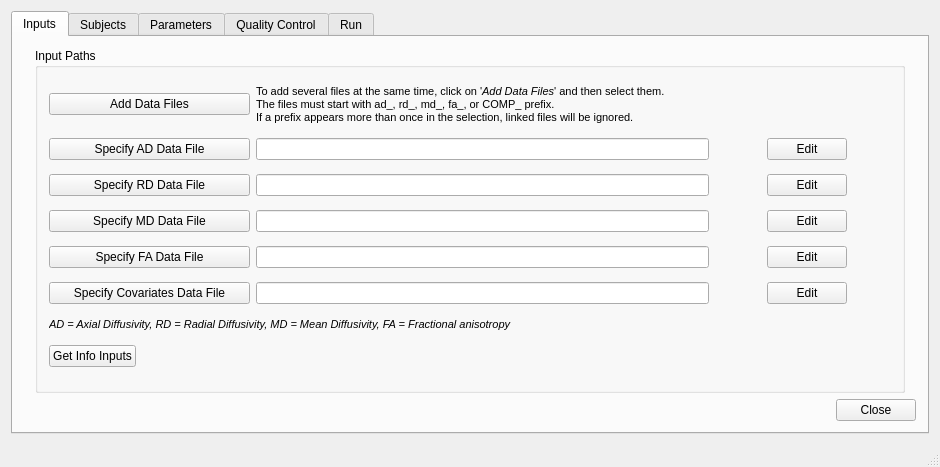
This is FADTTSWindow.ui in jeantm/FADTTS as Qt 5 draws it before an edit. The edited form follows.
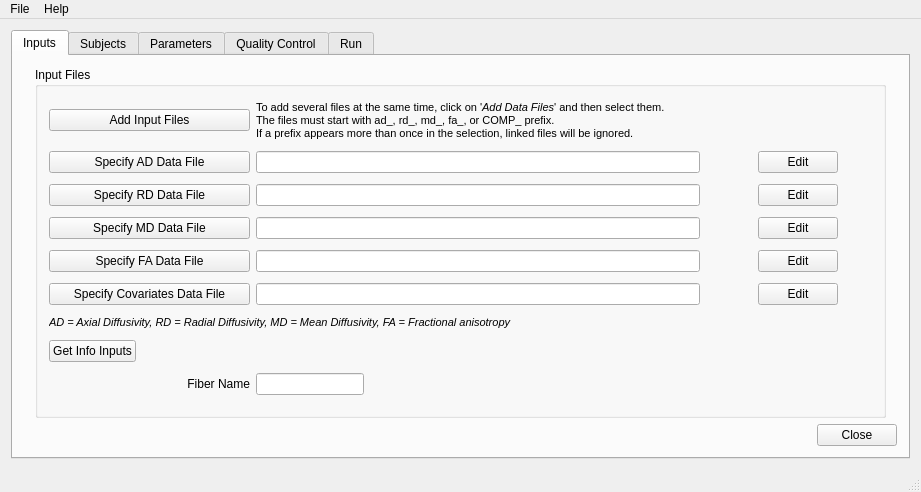
This is the edited form.

Commit message: Project FADTTS 3rd commit

```diff
--- a/FADTTSWindow.ui
+++ b/FADTTSWindow.ui
@@ -9,12 +9,12 @@
    <rect>
     <x>0</x>
     <y>0</y>
-    <width>940</width>
-    <height>467</height>
+    <width>921</width>
+    <height>492</height>
    </rect>
   </property>
   <property name="sizePolicy">
-   <sizepolicy hsizetype="Preferred" vsizetype="Preferred">
+   <sizepolicy hsizetype="Preferred" vsizetype="Expanding">
     <horstretch>0</horstretch>
     <verstretch>0</verstretch>
    </sizepolicy>
@@ -108,7 +108,7 @@
               </sizepolicy>
              </property>
              <property name="title">
-              <string>Input Paths</string>
+              <string>Input Files</string>
              </property>
              <layout class="QGridLayout" name="gridLayout_4">
               <property name="topMargin">
@@ -120,22 +120,95 @@
               <property name="verticalSpacing">
                <number>6</number>
               </property>
-              <item row="5" column="0">
-               <widget class="QPushButton" name="inputFAfile_pushButton">
+              <item row="4" column="6">
+               <widget class="QPushButton" name="inputsTab_editInputMDfile_pushButton">
                 <property name="sizePolicy">
                  <sizepolicy hsizetype="Fixed" vsizetype="Fixed">
                   <horstretch>0</horstretch>
                   <verstretch>0</verstretch>
                  </sizepolicy>
                 </property>
+                <property name="text">
+                 <string>Edit</string>
+                </property>
+               </widget>
+              </item>
+              <item row="5" column="1" colspan="3">
+               <widget class="QLineEdit" name="para_inputsTab_inputFAfile_lineEdit"/>
+              </item>
+              <item row="4" column="4">
+               <widget class="QLabel" name="inputsTab_iconInputMDFile_label">
+                <property name="sizePolicy">
+                 <sizepolicy hsizetype="Fixed" vsizetype="Preferred">
+                  <horstretch>0</horstretch>
+                  <verstretch>0</verstretch>
+                 </sizepolicy>
+                </property>
                 <property name="minimumSize">
                  <size>
+                  <width>20</width>
+                  <height>0</height>
+                 </size>
+                </property>
+                <property name="text">
+                 <string/>
+                </property>
+               </widget>
+              </item>
+              <item row="4" column="0">
+               <widget class="QPushButton" name="inputsTab_inputMDfile_pushButton">
+                <property name="sizePolicy">
+                 <sizepolicy hsizetype="Fixed" vsizetype="Fixed">
+                  <horstretch>0</horstretch>
+                  <verstretch>0</verstretch>
+                 </sizepolicy>
+                </property>
+                <property name="minimumSize">
+                 <size>
                   <width>201</width>
                   <height>0</height>
                  </size>
                 </property>
                 <property name="text">
-                 <string>Specify FA Data File</string>
+                 <string>Specify MD Data File</string>
+                </property>
+               </widget>
+              </item>
+              <item row="3" column="0">
+               <widget class="QPushButton" name="inputsTab_inputRDfile_pushButton">
+                <property name="sizePolicy">
+                 <sizepolicy hsizetype="Fixed" vsizetype="Fixed">
+                  <horstretch>0</horstretch>
+                  <verstretch>0</verstretch>
+                 </sizepolicy>
+                </property>
+                <property name="minimumSize">
+                 <size>
+                  <width>201</width>
+                  <height>0</height>
+                 </size>
+                </property>
+                <property name="text">
+                 <string>Specify RD Data File</string>
+                </property>
+               </widget>
+              </item>
+              <item row="5" column="4">
+               <widget class="QLabel" name="inputsTab_iconInputFAFile_label">
+                <property name="sizePolicy">
+                 <sizepolicy hsizetype="Fixed" vsizetype="Preferred">
+                  <horstretch>0</horstretch>
+                  <verstretch>0</verstretch>
+                 </sizepolicy>
+                </property>
+                <property name="minimumSize">
+                 <size>
+                  <width>20</width>
+                  <height>0</height>
+                 </size>
+                </property>
+                <property name="text">
+                 <string/>
                 </property>
                </widget>
               </item>
@@ -158,8 +231,11 @@
                 </property>
                </widget>
               </item>
-              <item row="5" column="6">
-               <widget class="QPushButton" name="editInputFAfile_pushButton">
+              <item row="4" column="1" colspan="3">
+               <widget class="QLineEdit" name="para_inputsTab_inputMDfile_lineEdit"/>
+              </item>
+              <item row="10" column="0" colspan="2">
+               <widget class="QPushButton" name="inputsTab_inputInfo_pushButton">
                 <property name="sizePolicy">
                  <sizepolicy hsizetype="Fixed" vsizetype="Fixed">
                   <horstretch>0</horstretch>
@@ -167,20 +243,70 @@
                  </sizepolicy>
                 </property>
                 <property name="text">
-                 <string>Edit</string>
+                 <string>Get Info Inputs</string>
                 </property>
                </widget>
               </item>
-              <item row="7" column="6" colspan="2">
-               <widget class="QPushButton" name="editInputCOMPfile_pushButton">
+              <item row="7" column="4">
+               <widget class="QLabel" name="inputsTab_iconInputCOMPFile_label">
                 <property name="sizePolicy">
+                 <sizepolicy hsizetype="Fixed" vsizetype="Preferred">
+                  <horstretch>0</horstretch>
+                  <verstretch>0</verstretch>
+                 </sizepolicy>
+                </property>
+                <property name="minimumSize">
+                 <size>
+                  <width>20</width>
+                  <height>0</height>
+                 </size>
+                </property>
+                <property name="text">
+                 <string/>
+                </property>
+               </widget>
+              </item>
+              <item row="7" column="0">
+               <widget class="QPushButton" name="inputsTab_inputCOMPfile_pushButton">
+                <property name="sizePolicy">
                  <sizepolicy hsizetype="Fixed" vsizetype="Fixed">
                   <horstretch>0</horstretch>
                   <verstretch>0</verstretch>
                  </sizepolicy>
                 </property>
+                <property name="minimumSize">
+                 <size>
+                  <width>201</width>
+                  <height>0</height>
+                 </size>
+                </property>
+                <property name="baseSize">
+                 <size>
+                  <width>0</width>
+                  <height>0</height>
+                 </size>
+                </property>
                 <property name="text">
-                 <string>Edit</string>
+                 <string>Specify Covariates Data File</string>
+                </property>
+               </widget>
+              </item>
+              <item row="1" column="4">
+               <widget class="QLabel" name="inputsTab_iconInputADFile_label">
+                <property name="sizePolicy">
+                 <sizepolicy hsizetype="Fixed" vsizetype="Preferred">
+                  <horstretch>0</horstretch>
+                  <verstretch>0</verstretch>
+                 </sizepolicy>
+                </property>
+                <property name="minimumSize">
+                 <size>
+                  <width>20</width>
+                  <height>0</height>
+                 </size>
+                </property>
+                <property name="text">
+                 <string/>
                 </property>
                </widget>
               </item>
@@ -203,8 +329,40 @@
                 </property>
                </widget>
               </item>
+              <item row="5" column="0">
+               <widget class="QPushButton" name="inputsTab_inputFAfile_pushButton">
+                <property name="sizePolicy">
+                 <sizepolicy hsizetype="Fixed" vsizetype="Fixed">
+                  <horstretch>0</horstretch>
+                  <verstretch>0</verstretch>
+                 </sizepolicy>
+                </property>
+                <property name="minimumSize">
+                 <size>
+                  <width>201</width>
+                  <height>0</height>
+                 </size>
+                </property>
+                <property name="text">
+                 <string>Specify FA Data File</string>
+                </property>
+               </widget>
+              </item>
               <item row="3" column="6">
-               <widget class="QPushButton" name="editInputRDfile_pushButton">
+               <widget class="QPushButton" name="inputsTab_editInputRDfile_pushButton">
+                <property name="sizePolicy">
+                 <sizepolicy hsizetype="Fixed" vsizetype="Fixed">
+                  <horstretch>0</horstretch>
+                  <verstretch>0</verstretch>
+                 </sizepolicy>
+                </property>
+                <property name="text">
+                 <string>Edit</string>
+                </property>
+               </widget>
+              </item>
+              <item row="7" column="6" colspan="2">
+               <widget class="QPushButton" name="inputsTab_editInputCOMPfile_pushButton">
                 <property name="sizePolicy">
                  <sizepolicy hsizetype="Fixed" vsizetype="Fixed">
                   <horstretch>0</horstretch>
@@ -217,10 +375,14 @@
                </widget>
               </item>
               <item row="7" column="1" colspan="3">
-               <widget class="QLineEdit" name="para_inputCOMPfile_lineEdit"/>
+               <widget class="QLineEdit" name="para_inputsTab_inputCOMPfile_lineEdit">
+                <property name="text">
+                 <string/>
+                </property>
+               </widget>
               </item>
-              <item row="1" column="6">
-               <widget class="QPushButton" name="editInputADfile_pushButton">
+              <item row="5" column="6">
+               <widget class="QPushButton" name="inputsTab_editInputFAfile_pushButton">
                 <property name="sizePolicy">
                  <sizepolicy hsizetype="Fixed" vsizetype="Fixed">
                   <horstretch>0</horstretch>
@@ -232,88 +394,6 @@
                 </property>
                </widget>
               </item>
-              <item row="1" column="4">
-               <widget class="QLabel" name="iconInputADFile_label">
-                <property name="sizePolicy">
-                 <sizepolicy hsizetype="Fixed" vsizetype="Preferred">
-                  <horstretch>0</horstretch>
-                  <verstretch>0</verstretch>
-                 </sizepolicy>
-                </property>
-                <property name="minimumSize">
-                 <size>
-                  <width>20</width>
-                  <height>0</height>
-                 </size>
-                </property>
-                <property name="text">
-                 <string/>
-                </property>
-               </widget>
-              </item>
-              <item row="3" column="0">
-               <widget class="QPushButton" name="inputRDfile_pushButton">
-                <property name="sizePolicy">
-                 <sizepolicy hsizetype="Fixed" vsizetype="Fixed">
-                  <horstretch>0</horstretch>
-                  <verstretch>0</verstretch>
-                 </sizepolicy>
-                </property>
-                <property name="minimumSize">
-                 <size>
-                  <width>201</width>
-                  <height>0</height>
-                 </size>
-                </property>
-                <property name="text">
-                 <string>Specify RD Data File</string>
-                </property>
-               </widget>
-              </item>
-              <item row="4" column="4">
-               <widget class="QLabel" name="iconInputMDFile_label">
-                <property name="sizePolicy">
-                 <sizepolicy hsizetype="Fixed" vsizetype="Preferred">
-                  <horstretch>0</horstretch>
-                  <verstretch>0</verstretch>
-                 </sizepolicy>
-                </property>
-                <property name="minimumSize">
-                 <size>
-                  <width>20</width>
-                  <height>0</height>
-                 </size>
-                </property>
-                <property name="text">
-                 <string/>
-                </property>
-               </widget>
-              </item>
-              <item row="1" column="1" colspan="3">
-               <widget class="QLineEdit" name="para_inputADfile_lineEdit"/>
-              </item>
-              <item row="5" column="1" colspan="3">
-               <widget class="QLineEdit" name="para_inputFAfile_lineEdit"/>
-              </item>
-              <item row="7" column="4">
-               <widget class="QLabel" name="iconInputCOMPFile_label">
-                <property name="sizePolicy">
-                 <sizepolicy hsizetype="Fixed" vsizetype="Preferred">
-                  <horstretch>0</horstretch>
-                  <verstretch>0</verstretch>
-                 </sizepolicy>
-                </property>
-                <property name="minimumSize">
-                 <size>
-                  <width>20</width>
-                  <height>0</height>
-                 </size>
-                </property>
-                <property name="text">
-                 <string/>
-                </property>
-               </widget>
-              </item>
               <item row="0" column="0">
                <widget class="QPushButton" name="inputAddDataFiles_pushButton">
                 <property name="sizePolicy">
@@ -329,86 +409,26 @@
                  </size>
                 </property>
                 <property name="text">
-                 <string>Add Data Files</string>
+                 <string>Add Input Files</string>
                 </property>
                </widget>
               </item>
               <item row="3" column="1" colspan="3">
                <widget class="QLineEdit" name="para_inputRDfile_lineEdit"/>
               </item>
-              <item row="4" column="0">
-               <widget class="QPushButton" name="inputMDfile_pushButton">
-                <property name="sizePolicy">
-                 <sizepolicy hsizetype="Fixed" vsizetype="Fixed">
-                  <horstretch>0</horstretch>
-                  <verstretch>0</verstretch>
-                 </sizepolicy>
-                </property>
-                <property name="minimumSize">
-                 <size>
-                  <width>201</width>
-                  <height>0</height>
-                 </size>
-                </property>
-                <property name="text">
-                 <string>Specify MD Data File</string>
-                </property>
-               </widget>
+              <item row="1" column="1" colspan="3">
+               <widget class="QLineEdit" name="para_inputsTab_inputADfile_lineEdit"/>
               </item>
-              <item row="5" column="4">
-               <widget class="QLabel" name="iconInputFAFile_label">
+              <item row="9" column="0" colspan="3">
+               <widget class="QLabel" name="inputsTab_prefixMeaning_label">
                 <property name="sizePolicy">
-                 <sizepolicy hsizetype="Fixed" vsizetype="Preferred">
+                 <sizepolicy hsizetype="Preferred" vsizetype="Fixed">
                   <horstretch>0</horstretch>
                   <verstretch>0</verstretch>
                  </sizepolicy>
                 </property>
-                <property name="minimumSize">
-                 <size>
-                  <width>20</width>
-                  <height>0</height>
-                 </size>
-                </property>
                 <property name="text">
-                 <string/>
-                </property>
-               </widget>
-              </item>
-              <item row="4" column="6">
-               <widget class="QPushButton" name="editInputMDfile_pushButton">
-                <property name="sizePolicy">
-                 <sizepolicy hsizetype="Fixed" vsizetype="Fixed">
-                  <horstretch>0</horstretch>
-                  <verstretch>0</verstretch>
-                 </sizepolicy>
-                </property>
-                <property name="text">
-                 <string>Edit</string>
-                </property>
-               </widget>
-              </item>
-              <item row="7" column="0">
-               <widget class="QPushButton" name="inputCOMPfile_pushButton">
-                <property name="sizePolicy">
-                 <sizepolicy hsizetype="Fixed" vsizetype="Fixed">
-                  <horstretch>0</horstretch>
-                  <verstretch>0</verstretch>
-                 </sizepolicy>
-                </property>
-                <property name="minimumSize">
-                 <size>
-                  <width>201</width>
-                  <height>0</height>
-                 </size>
-                </property>
-                <property name="baseSize">
-                 <size>
-                  <width>0</width>
-                  <height>0</height>
-                 </size>
-                </property>
-                <property name="text">
-                 <string>Specify Covariates Data File</string>
+                 <string>&lt;html&gt;&lt;head/&gt;&lt;body&gt;&lt;p&gt;&lt;span style=&quot; font-size:8pt; font-style:italic;&quot;&gt;AD = Axial Diffusivity, RD = Radial Diffusivity, MD = Mean Diffusivity, FA = Fractional anisotropy&lt;/span&gt;&lt;/p&gt;&lt;/body&gt;&lt;/html&gt;</string>
                 </property>
                </widget>
               </item>
@@ -425,19 +445,6 @@
                 </property>
                </widget>
               </item>
-              <item row="8" column="0" colspan="3">
-               <widget class="QLabel" name="prefixMeaning_label">
-                <property name="sizePolicy">
-                 <sizepolicy hsizetype="Preferred" vsizetype="Fixed">
-                  <horstretch>0</horstretch>
-                  <verstretch>0</verstretch>
-                 </sizepolicy>
-                </property>
-                <property name="text">
-                 <string>&lt;html&gt;&lt;head/&gt;&lt;body&gt;&lt;p&gt;&lt;span style=&quot; font-size:8pt; font-style:italic;&quot;&gt;AD = Axial Diffusivity, RD = Radial Diffusivity, MD = Mean Diffusivity, FA = Fractional anisotropy&lt;/span&gt;&lt;/p&gt;&lt;/body&gt;&lt;/html&gt;</string>
-                </property>
-               </widget>
-              </item>
               <item row="3" column="4">
                <widget class="QLabel" name="iconInputRDFile_label">
                 <property name="sizePolicy">
@@ -457,21 +464,41 @@
                 </property>
                </widget>
               </item>
-              <item row="9" column="0" colspan="2">
-               <widget class="QPushButton" name="inputInfo_pushButton">
+              <item row="11" column="0">
+               <widget class="QLabel" name="label">
                 <property name="sizePolicy">
-                 <sizepolicy hsizetype="Fixed" vsizetype="Fixed">
+                 <sizepolicy hsizetype="Preferred" vsizetype="Fixed">
                   <horstretch>0</horstretch>
                   <verstretch>0</verstretch>
                  </sizepolicy>
                 </property>
                 <property name="text">
-                 <string>Get Info Inputs</string>
+                 <string>&lt;html&gt;&lt;head/&gt;&lt;body&gt;&lt;p align=&quot;right&quot;&gt;Fiber Name&lt;/p&gt;&lt;/body&gt;&lt;/html&gt;</string>
                 </property>
                </widget>
               </item>
-              <item row="4" column="1" colspan="3">
-               <widget class="QLineEdit" name="para_inputMDfile_lineEdit"/>
+              <item row="11" column="1">
+               <widget class="QLineEdit" name="para_inputsTab_fiberName_lineEdit">
+                <property name="sizePolicy">
+                 <sizepolicy hsizetype="Fixed" vsizetype="Fixed">
+                  <horstretch>0</horstretch>
+                  <verstretch>0</verstretch>
+                 </sizepolicy>
+                </property>
+               </widget>
+              </item>
+              <item row="1" column="6" colspan="2">
+               <widget class="QPushButton" name="inputsTab_editInputADfile_pushButton">
+                <property name="sizePolicy">
+                 <sizepolicy hsizetype="Fixed" vsizetype="Fixed">
+                  <horstretch>0</horstretch>
+                  <verstretch>0</verstretch>
+                 </sizepolicy>
+                </property>
+                <property name="text">
+                 <string>Edit</string>
+                </property>
+               </widget>
               </item>
              </layout>
             </widget>
@@ -1237,16 +1264,34 @@
   <widget class="QStatusBar" name="statusBar"/>
   <widget class="QMenuBar" name="menuBar">
    <property name="enabled">
-    <bool>false</bool>
+    <bool>true</bool>
    </property>
    <property name="geometry">
     <rect>
      <x>0</x>
      <y>0</y>
-     <width>940</width>
+     <width>921</width>
      <height>25</height>
     </rect>
    </property>
+   <widget class="QMenu" name="menuFile">
+    <property name="title">
+     <string>File</string>
+    </property>
+    <addaction name="actionLoad_Settings"/>
+    <addaction name="actionSave_Settings"/>
+    <addaction name="separator"/>
+    <addaction name="actionLoad_Software"/>
+    <addaction name="actionSave_Software"/>
+   </widget>
+   <widget class="QMenu" name="menuHelp">
+    <property name="title">
+     <string>Help</string>
+    </property>
+    <addaction name="actionAbout"/>
+   </widget>
+   <addaction name="menuFile"/>
+   <addaction name="menuHelp"/>
   </widget>
  </widget>
  <layoutdefault spacing="6" margin="11"/>
```
Left out of the diff: 766 changed lines with no effect on the pictures. The commit also changes 11 other files.
